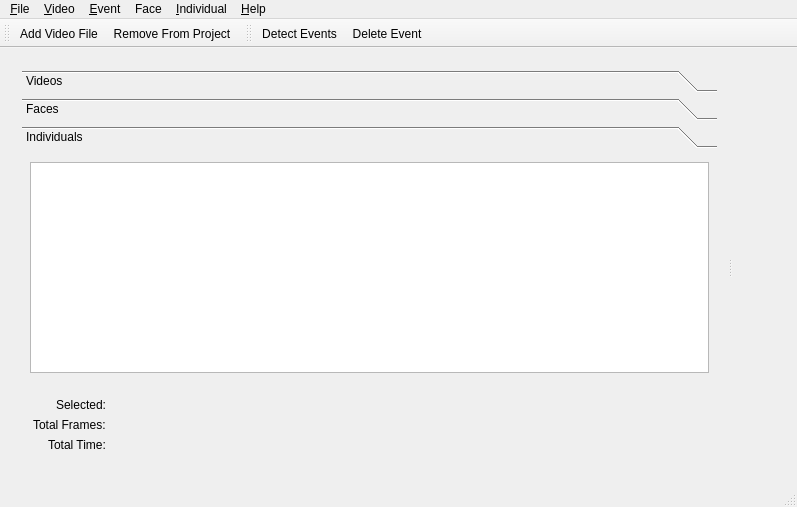
Old version of the form application/ui/mainwindow.ui in the repository BioFoV/BioFoV.
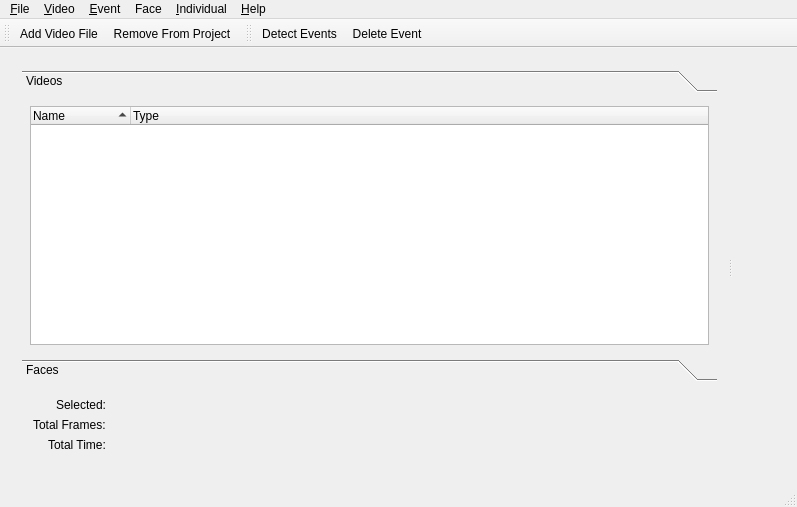
New version of the form. The open tabs and pages were chosen to show the change. Custom widgets are drawn as their Qt base class.

Commit message: Remove unused individuals tab.

What changed in the file:
```diff
--- a/application/ui/mainwindow.ui
+++ b/application/ui/mainwindow.ui
@@ -32,8 +32,8 @@
             <rect>
              <x>0</x>
              <y>0</y>
-             <width>769</width>
-             <height>257</height>
+             <width>767</width>
+             <height>283</height>
             </rect>
            </property>
            <attribute name="label">
@@ -130,49 +130,6 @@
             </item>
            </layout>
           </widget>
-          <widget class="QWidget" name="individualPage">
-           <property name="geometry">
-            <rect>
-             <x>0</x>
-             <y>0</y>
-             <width>98</width>
-             <height>86</height>
-            </rect>
-           </property>
-           <attribute name="label">
-            <string>Individuals</string>
-           </attribute>
-           <layout class="QVBoxLayout" name="verticalLayout_3">
-            <property name="leftMargin">
-             <number>8</number>
-            </property>
-            <property name="topMargin">
-             <number>8</number>
-            </property>
-            <property name="rightMargin">
-             <number>8</number>
-            </property>
-            <property name="bottomMargin">
-             <number>8</number>
-            </property>
-            <item>
-             <widget class="QListWidget" name="indiviualList">
-              <property name="frameShape">
-               <enum>QFrame::StyledPanel</enum>
-              </property>
-              <property name="frameShadow">
-               <enum>QFrame::Sunken</enum>
-              </property>
-              <property name="selectionMode">
-               <enum>QAbstractItemView::ExtendedSelection</enum>
-              </property>
-              <property name="horizontalScrollMode">
-               <enum>QAbstractItemView::ScrollPerPixel</enum>
-              </property>
-             </widget>
-            </item>
-           </layout>
-          </widget>
          </widget>
         </item>
         <item>
```
Left out of the diff: 6 changed lines with no effect on the pictures.
